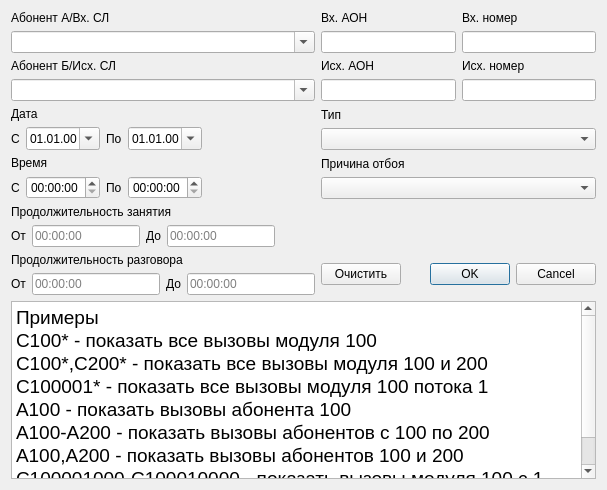
Before: the Qt Designer form filterdialog.ui in Genrikh302/MTA, drawn with Qt 5.
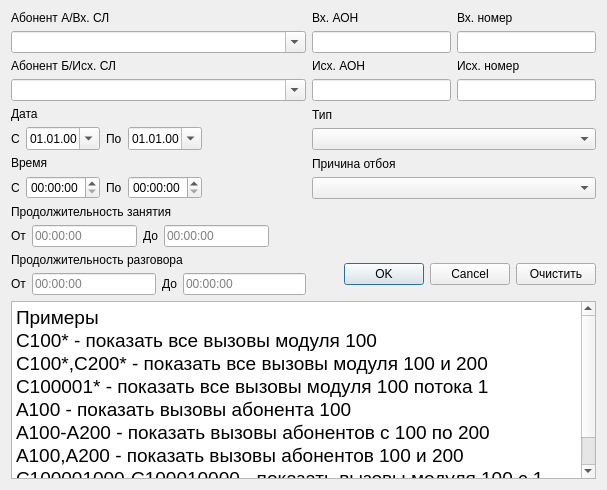
After: the same form once the commit is applied. Custom widgets are drawn as their Qt base class.

Commit message: Общее время разговора в минутах внизу

What changed in the file:
```diff
--- a/filterdialog.ui
+++ b/filterdialog.ui
@@ -331,11 +331,17 @@
    <item row="7" column="1" rowspan="2">
     <layout class="QHBoxLayout" name="horizontalLayout_5">
      <item>
-      <widget class="QPushButton" name="clearbutton">
-       <property name="text">
-        <string>Очистить</string>
+      <spacer name="horizontalSpacer_4">
+       <property name="orientation">
+        <enum>Qt::Horizontal</enum>
        </property>
-      </widget>
+       <property name="sizeHint" stdset="0">
+        <size>
+         <width>40</width>
+         <height>20</height>
+        </size>
+       </property>
+      </spacer>
      </item>
      <item>
       <widget class="QDialogButtonBox" name="buttonBox">
@@ -350,6 +356,13 @@
        </property>
       </widget>
      </item>
+     <item>
+      <widget class="QPushButton" name="clearbutton">
+       <property name="text">
+        <string>Очистить</string>
+       </property>
+      </widget>
+     </item>
     </layout>
    </item>
    <item row="8" column="0">
```
Left out of the diff: 18 changed lines with no effect on the pictures. The commit also changes 1 other file.
